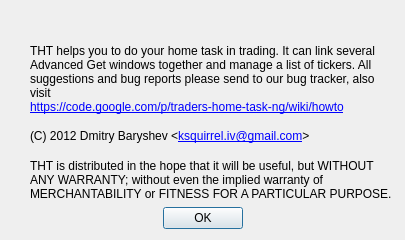
Before: the Qt Designer form about.ui in HappySeaFox/tht, drawn with Qt 5.
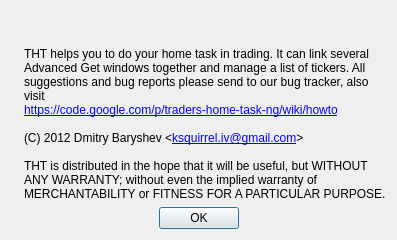
After: the same form once the commit is applied. Icons and pictures are not drawn.

What changed in the file:
```diff
--- a/about.ui
+++ b/about.ui
@@ -6,19 +6,16 @@
    <rect>
     <x>0</x>
     <y>0</y>
-    <width>405</width>
+    <width>397</width>
     <height>240</height>
    </rect>
   </property>
   <property name="windowTitle">
    <string>About</string>
   </property>
-  <layout class="QGridLayout" name="gridLayout">
+  <layout class="QGridLayout" name="gridLayout_2">
    <item row="0" column="0" colspan="3">
-    <layout class="QHBoxLayout" name="horizontalLayout_2">
-     <property name="spacing">
-      <number>12</number>
-     </property>
+    <layout class="QHBoxLayout" name="horizontalLayout">
      <item>
       <widget class="QLabel" name="label">
        <property name="pixmap">
@@ -30,9 +27,15 @@
       </widget>
      </item>
      <item>
-      <layout class="QVBoxLayout" name="verticalLayout">
-       <item>
+      <layout class="QGridLayout" name="gridLayout">
+       <item row="0" column="0">
         <widget class="QLabel" name="labelVersion">
+         <property name="sizePolicy">
+          <sizepolicy hsizetype="MinimumExpanding" vsizetype="Preferred">
+           <horstretch>0</horstretch>
+           <verstretch>0</verstretch>
+          </sizepolicy>
+         </property>
          <property name="font">
           <font>
            <pointsize>11</pointsize>
@@ -42,7 +45,25 @@
          </property>
         </widget>
        </item>
-       <item>
+       <item row="0" column="1">
+        <widget class="QLabel" name="labelUpdate">
+         <property name="toolTip">
+          <string>Update available</string>
+         </property>
+         <property name="text">
+          <string>&lt;!DOCTYPE HTML PUBLIC &quot;-//W3C//DTD HTML 4.0//EN&quot; &quot;http://www.w3.org/TR/REC-html40/strict.dtd&quot;&gt;
+&lt;html&gt;&lt;head&gt;&lt;meta name=&quot;qrichtext&quot; content=&quot;1&quot; /&gt;&lt;/head&gt;&lt;body&gt;
+&lt;a href=&quot;https://code.google.com/p/traders-home-task-ng/downloads/list&quot;&gt;&lt;img src=&quot;:/images/update.png&quot;&gt;&lt;/img&gt;&lt;/a&gt;&lt;/body&gt;&lt;/html&gt;</string>
+         </property>
+         <property name="alignment">
+          <set>Qt::AlignCenter</set>
+         </property>
+         <property name="openExternalLinks">
+          <bool>true</bool>
+         </property>
+        </widget>
+       </item>
+       <item row="1" column="0" colspan="2">
         <widget class="QLabel" name="label_2">
          <property name="sizePolicy">
           <sizepolicy hsizetype="Expanding" vsizetype="Preferred">
@@ -69,7 +90,7 @@
          </property>
         </widget>
        </item>
-       <item>
+       <item row="2" column="0" colspan="2">
         <widget class="QLabel" name="label_4">
          <property name="text">
           <string>(C) 2012 Dmitry Baryshev &amp;lt;&lt;a href=&quot;mailto:ksquirrel.iv@gmail.com&quot;&gt;ksquirrel.iv@gmail.com&lt;/a&gt;&amp;gt;</string>
@@ -82,7 +103,7 @@
          </property>
         </widget>
        </item>
-       <item>
+       <item row="3" column="0" colspan="2">
         <widget class="QLabel" name="label_5">
          <property name="text">
           <string>THT is distributed in the hope that it will be useful, but WITHOUT ANY WARRANTY; without even the implied warranty of MERCHANTABILITY or FITNESS FOR A PARTICULAR PURPOSE.</string>
@@ -106,7 +127,7 @@
      </property>
      <property name="sizeHint" stdset="0">
       <size>
-       <width>132</width>
+       <width>0</width>
        <height>20</height>
       </size>
      </property>
@@ -126,7 +147,7 @@
      </property>
      <property name="sizeHint" stdset="0">
       <size>
-       <width>132</width>
+       <width>0</width>
        <height>20</height>
       </size>
      </property>
```
Left out of the diff: 3 changed lines with no effect on the pictures.
